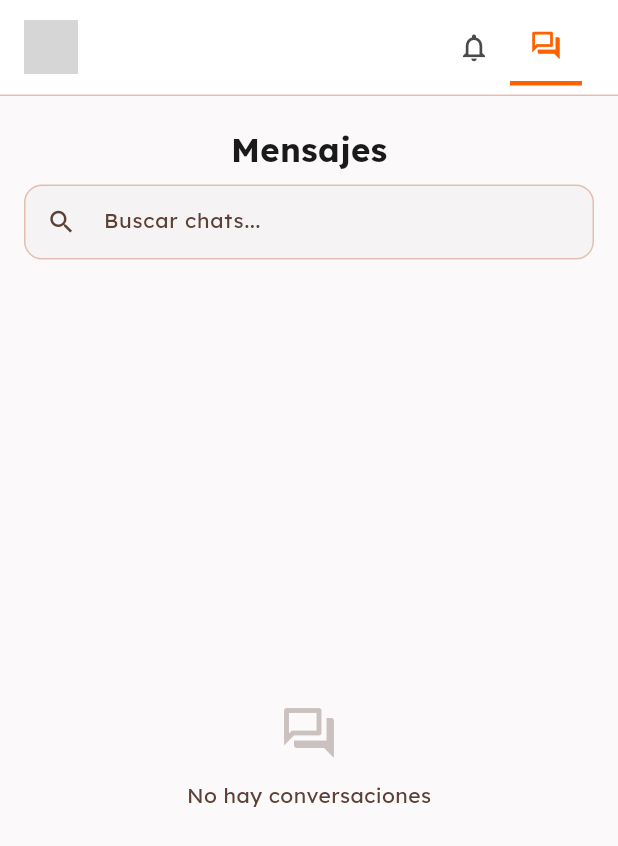
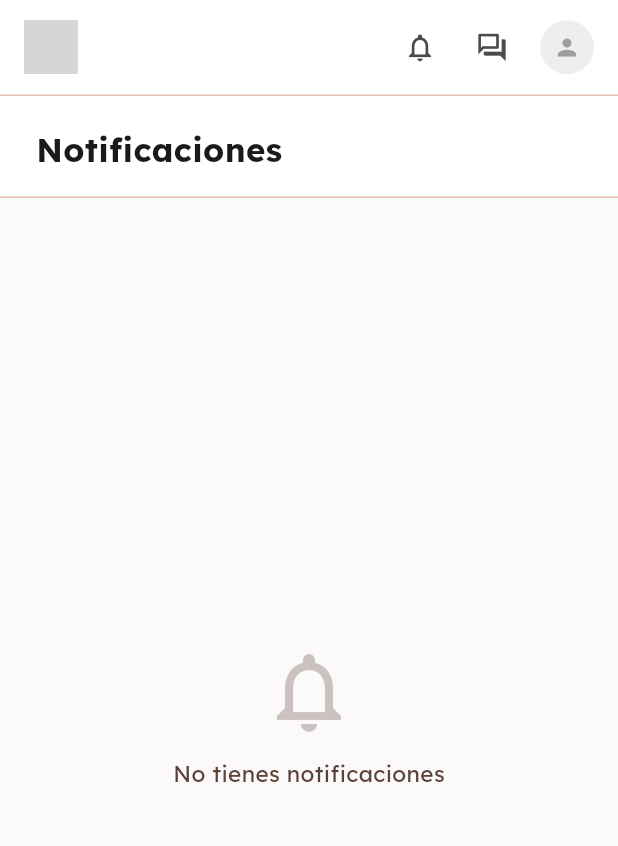
Before and after one commit to Pepillo06/U-Nite_Software, a Flutter app: the ChatListScreen screen opened directly, after a tap on the "notifications" icon, on a phone screen of 412 x 824 dp. Shown: the top 846 px of the screen. Run offline on Flutter 3.47's test engine with Material 3 defaults, Android fonts, the phone set to English and light mode, and no system bars; our stand-ins replace dotted_border, file_picker, font_awesome_flutter, google_fonts, image_picker, supabase_flutter; missing offline and left inert: desktop_drop; accounts and stored records are empty; network calls fail; grey boxes are pictures that could not be loaded.

Commit message:
feat: notifications system and show correct product in chat

```diff
--- a/lib/screens/chat/chat_list_screen.dart
+++ b/lib/screens/chat/chat_list_screen.dart
@@ -280,7 +280,11 @@ class _ChatListScreenState extends State<ChatListScreen> {
                           conversacionId: _chatsFiltrados[idx]['id'],
                           nombreOtro: _chatsFiltrados[idx]['otro_nombre'],
                           otroUserId: _chatsFiltrados[idx]['otro_id'],
-                          anuncioId: _chatsFiltrados[idx]['anuncio_id'],
+                          anuncioId: (_selectedIndex == 0 ||
+                                      _chatsFiltrados[idx]['id'] == widget.conversacionInicial) &&
+                                      widget.anuncioIdInicial != null
+                              ? widget.anuncioIdInicial
+                              : _chatsFiltrados[idx]['anuncio_id'],
                           showAppBar: false,
                         ),
         ),
--- /dev/null
+++ b/lib/screens/chat/notifications_screen.dart
@@ -0,0 +1,382 @@
+import 'package:flutter/material.dart';
+import 'package:google_fonts/google_fonts.dart';
+import 'package:supabase_flutter/supabase_flutter.dart';
+import 'package:u_nite_software/widgets/unite_header.dart';
+import 'package:u_nite_software/screens/chat/chat_list_screen.dart';
+
+class NotificationsScreen extends StatefulWidget {
+  const NotificationsScreen({super.key});
+
+  @override
+  State<NotificationsScreen> createState() => _NotificationsScreenState();
+}
+
+class _NotificationsScreenState extends State<NotificationsScreen> {
+  final _supabase = Supabase.instance.client;
+  List<Map<String, dynamic>> _notificaciones = [];
+  bool _loading = true;
+
+  @override
+  void initState() {
+    super.initState();
+    _loadNotificaciones();
+    _suscribirse();
+  }
+
+  Future<void> _loadNotificaciones() async {
+    final userId = _supabase.auth.currentUser?.id;
+    if (userId == null) return;
+    try {
+      final data = await _supabase
+          .from('notificaciones')
+          .select()
+          .eq('usuario_id', userId)
+          .order('creado_en', ascending: false);
+      setState(() {
+        _notificaciones = List<Map<String, dynamic>>.from(data);
+        _loading = false;
+      });
+    } catch (e) {
+      setState(() => _loading = false);
+    }
+  }
+
+  void _suscribirse() {
+    final userId = _supabase.auth.currentUser?.id;
+    if (userId == null) return;
+    _supabase
+        .channel('notificaciones_$userId')
+        .onPostgresChanges(
+          event: PostgresChangeEvent.insert,
+          schema: 'public',
+          table: 'notificaciones',
+          callback: (_) => _loadNotificaciones(),
+        )
+        .onPostgresChanges(
+          event: PostgresChangeEvent.update,
+          schema: 'public',
+          table: 'notificaciones',
+          callback: (_) => _loadNotificaciones(),
+        )
+        .subscribe();
+  }
+
+  Future<void> _marcarComoLeida(String id) async {
+    await _supabase
+        .from('notificaciones')
+        .update({'leida': true})
+        .eq('id', id);
+    _loadNotificaciones();
+  }
+
+  Future<void> _marcarTodasLeidas() async {
+    final userId = _supabase.auth.currentUser?.id;
+    if (userId == null) return;
+    await _supabase
+        .from('notificaciones')
+        .update({'leida': true})
+        .eq('usuario_id', userId)
+        .eq('leida', false);
+    _loadNotificaciones();
+  }
+
+  Future<void> _eliminarNotificacion(String id) async {
+    await _supabase.from('notificaciones').delete().eq('id', id);
+    _loadNotificaciones();
+  }
+
+  Future<void> _limpiarTodas() async {
+    final userId = _supabase.auth.currentUser?.id;
+    if (userId == null) return;
+    await _supabase
+        .from('notificaciones')
+        .delete()
+        .eq('usuario_id', userId);
+    _loadNotificaciones();
+  }
+
+  void _onTapNotificacion(Map<String, dynamic> notif) async {
+    await _marcarComoLeida(notif['id']);
+    final datos = notif['datos'] as Map<String, dynamic>? ?? {};
+    final tipo = notif['tipo'] as String? ?? '';
+
+    if (!mounted) return;
+
+    if (tipo == 'mensaje' || tipo == 'contacto') {
+      final conversacionId = datos['conversacion_id']?.toString();
+      final nombreOtro = datos['nombre_otro']?.toString() ?? 'Usuario';
+      final otroUserId = datos['otro_user_id']?.toString() ?? '';
+      final anuncioId = datos['anuncio_id']?.toString();
+      if (conversacionId != null) {
+        Navigator.push(
+          context,
+          MaterialPageRoute(
+            builder: (_) => ChatListScreen(
+              conversacionInicial: conversacionId,
+              nombreInicial: nombreOtro,
+              otroUserIdInicial: otroUserId,
+              anuncioIdInicial: anuncioId,
+            ),
+          ),
+        );
+      }
+    }
+  }
+
+  IconData _getIcono(String tipo) {
+    switch (tipo) {
+      case 'mensaje':
+        return Icons.chat_bubble_outline;
+      case 'contacto':
+        return Icons.store_outlined;
+      case 'trueque':
+        return Icons.swap_horiz_rounded;
+      default:
+        return Icons.notifications_outlined;
+    }
+  }
+
+  Color _getColor(String tipo) {
+    switch (tipo) {
+      case 'mensaje':
+        return const Color(0xFFF36900);
+      case 'contacto':
+        return const Color(0xFF245000);
+      case 'trueque':
+        return const Color(0xFF1976D2);
+      default:
+        return const Color(0xFF5B4137);
+    }
+  }
+
+  String _formatFecha(String timestamp) {
+    final dt = DateTime.parse(timestamp).toLocal();
+    final now = DateTime.now();
+    final diff = now.difference(dt);
+    if (diff.inMinutes < 1) return 'Ahora';
+    if (diff.inMinutes < 60) return 'Hace ${diff.inMinutes} min';
+    if (diff.inHours < 24) return 'Hace ${diff.inHours} h';
+    if (diff.inDays == 1) return 'Ayer';
+    return '${dt.day}/${dt.month}/${dt.year}';
+  }
+
+  @override
+  Widget build(BuildContext context) {
+    final noLeidas = _notificaciones.where((n) => n['leida'] == false).length;
+
+    return Scaffold(
+      backgroundColor: const Color(0xFFFBF9F9),
+      appBar: const UniteHeader(currentIndex: -1),
+      body: Column(
+        children: [
+          // Header de la sección
+          Container(
+            color: Colors.white,
+            padding: const EdgeInsets.fromLTRB(24, 20, 24, 16),
+            child: Row(
+              children: [
+                Column(
+                  crossAxisAlignment: CrossAxisAlignment.start,
+                  children: [
+                    Text('Notificaciones',
+                        style: GoogleFonts.lexend(
+                            fontSize: 22,
+                            fontWeight: FontWeight.w700,
+                            color: const Color(0xFF1A1A1A))),
+                    if (noLeidas > 0)
+                      Text('$noLeidas sin leer',
+                          style: GoogleFonts.lexend(
+                              fontSize: 13,
+                              color: const Color(0xFFF36900),
+                              fontWeight: FontWeight.w500)),
+                  ],
+                ),
+                const Spacer(),
+                if (_notificaciones.isNotEmpty) ...[
+                  TextButton(
+                    onPressed: _marcarTodasLeidas,
+                    child: Text('Marcar todas leídas',
+                        style: GoogleFonts.lexend(
+                            fontSize: 13,
+                            color: const Color(0xFFF36900),
+                            fontWeight: FontWeight.w500)),
+                  ),
+                  TextButton(
+                    onPressed: () {
+                      showDialog(
+                        context: context,
+                        builder: (_) => AlertDialog(
+                          title: Text('Limpiar notificaciones',
+                              style: GoogleFonts.lexend(
+                                  fontWeight: FontWeight.w700)),
+                          content: Text(
+                              '¿Eliminar todas las notificaciones?',
+                              style: GoogleFonts.lexend()),
+                          actions: [
+                            TextButton(
+                              onPressed: () => Navigator.pop(context),
+                              child: Text('Cancelar',
+                                  style: GoogleFonts.lexend()),
+                            ),
+                            TextButton(
+                              onPressed: () {
+                                Navigator.pop(context);
+                                _limpiarTodas();
+                              },
+                              child: Text('Eliminar',
+                                  style: GoogleFonts.lexend(
+                                      color: Colors.red)),
+                            ),
+                          ],
+                        ),
+                      );
+                    },
+                    child: Text('Limpiar todo',
+                        style: GoogleFonts.lexend(
+                            fontSize: 13,
+                            color: Colors.red,
+                            fontWeight: FontWeight.w500)),
+                  ),
+                ],
+              ],
+            ),
+          ),
+          const Divider(height: 1, color: Color(0xFFE3BFB1)),
+          // Lista
+          Expanded(
+            child: _loading
+                ? const Center(
+                    child: CircularProgressIndicator(
+                        color: Color(0xFFF36900)))
+                : _notificaciones.isEmpty
+                    ? Center(
+                        child: Column(
+                          mainAxisAlignment: MainAxisAlignment.center,
+                          children: [
+                            Icon(Icons.notifications_none,
+                                size: 64,
+                                color: const Color(0xFF5B4137)
+                                    .withOpacity(0.3)),
+                            const SizedBox(height: 12),
+                            Text('No tienes notificaciones',
+                                style: GoogleFonts.lexend(
+                                    color: const Color(0xFF5B4137),
+                                    fontSize: 15)),
+                          ],
+                        ),
+                      )
+                    : ListView.separated(
+                        itemCount: _notificaciones.length,
+                        separatorBuilder: (_, __) => const Divider(
+                            height: 1, color: Color(0xFFE3BFB1)),
+                        itemBuilder: (context, i) {
+                          final notif = _notificaciones[i];
+                          final leida = notif['leida'] == true;
+                          final tipo = notif['tipo']?.toString() ?? '';
+                          return Dismissible(
+                            key: Key(notif['id']),
+                            direction: DismissDirection.endToStart,
+                            background: Container(
+                              color: Colors.red,
+                              alignment: Alignment.centerRight,
+                              padding: const EdgeInsets.only(right: 20),
+                              child: const Icon(Icons.delete_outline,
+                                  color: Colors.white),
+                            ),
+                            onDismissed: (_) =>
+                                _eliminarNotificacion(notif['id']),
+                            child: InkWell(
+                              onTap: () => _onTapNotificacion(notif),
+                              child: Container(
+                                color: leida
+                                    ? Colors.white
+                                    : const Color(0xFFFFF3EE),
+                                padding: const EdgeInsets.symmetric(
+                                    horizontal: 20, vertical: 14),
+                                child: Row(
+                                  crossAxisAlignment:
+                                      CrossAxisAlignment.start,
+                                  children: [
+                                    // Ícono
+                                    Container(
+                                      width: 44,
+                                      height: 44,
+                                      decoration: BoxDecoration(
+                                        color: _getColor(tipo)
+                                            .withOpacity(0.1),
+                                        shape: BoxShape.circle,
+                                      ),
+                                      child: Icon(
+                                        _getIcono(tipo),
+                                        color: _getColor(tipo),
+                                        size: 22,
+                                      ),
+                                    ),
+                                    const SizedBox(width: 14),
+                                    // Contenido
+                                    Expanded(
+                                      child: Column(
+                                        crossAxisAlignment:
+                                            CrossAxisAlignment.start,
+                                        children: [
+                                          Row(
+                                            children: [
+                                              Expanded(
+                                                child: Text(
+                                                  notif['titulo'] ?? '',
+                                                  style: GoogleFonts.lexend(
+                                                    fontSize: 14,
+                                                    fontWeight: leida
+                                                        ? FontWeight.w500
+                                                        : FontWeight.w700,
+                                                    color: const Color(
+                                                        0xFF1A1A1A),
+                                                  ),
+                                                ),
+                                              ),
+                                              Text(
+                                                _formatFecha(notif[
+                                                    'creado_en']),
+                                                style: GoogleFonts.lexend(
+                                                    fontSize: 11,
+                                                    color: const Color(
+                                                        0xFF5B4137)),
+                                              ),
+                                            ],
+                                          ),
+                                          const SizedBox(height: 4),
+                                          Text(
+                                            notif['mensaje'] ?? '',
+                                            style: GoogleFonts.lexend(
+                                                fontSize: 13,
+                                                color:
+                                                    const Color(0xFF5B4137),
+                                                height: 1.4),
+                                          ),
+                                          if (!leida) ...[
+                                            const SizedBox(height: 6),
+                                            Container(
+                                              width: 8,
+                                              height: 8,
+                                              decoration: const BoxDecoration(
+                                                color: Color(0xFFF36900),
+                                                shape: BoxShape.circle,
+                                              ),
+                                            ),
+                                          ],
+                                        ],
+                                      ),
+                                    ),
+                                  ],
+                                ),
+                              ),
+                            ),
+                          );
+                        },
+                      ),
+          ),
+        ],
+      ),
+    );
+  }
+}
--- a/lib/widgets/unite_header.dart
+++ b/lib/widgets/unite_header.dart
@@ -5,6 +5,7 @@ import '../market.dart';
 import '../login_page.dart';
 import '../profile_page.dart';
 import '../screens/chat/chat_list_screen.dart';
+import '../screens/chat/notifications_screen.dart';
 
 class UniteHeader extends StatefulWidget implements PreferredSizeWidget {
   final int currentIndex;
@@ -26,13 +27,16 @@ class _UniteHeaderState extends State<UniteHeader> {
   String? _nombreCompleto;
   String? _fotoPerfilUrl;
   int _mensajesPendientes = 0;
+  int _notificacionesPendientes = 0;
 
   @override
   void initState() {
     super.initState();
     _cargarUsuario();
     _cargarMensajesPendientes();
+    _cargarNotificacionesPendientes();
     _suscribirseAMensajes();
+    _suscribirseANotificaciones();
   }
 
   Future<void> _cargarUsuario() async {
@@ -41,7 +45,6 @@ class _UniteHeaderState extends State<UniteHeader> {
     try {
       final data = await _supabase
           .from('usuarios')
-          // --- MODIFICAR ESTA LÍNEA PARA AGREGAR 'foto_perfil_url' ---
           .select('primer_nombre, primer_apellido, foto_perfil_url')
           .eq('id', user.id)
           .maybeSingle();
@@ -50,7 +53,6 @@ class _UniteHeaderState extends State<UniteHeader> {
         setState(() {
           _nombreCompleto =
               "${data['primer_nombre'] ?? ''} ${data['primer_apellido'] ?? ''}";
-          // --- AGREGAR ESTA LÍNEA ---
           _fotoPerfilUrl = data['foto_perfil_url'];
         });
       }
@@ -71,6 +73,19 @@ class _UniteHeaderState extends State<UniteHeader> {
     }
   }
 
+  Future<void> _cargarNotificacionesPendientes() async {
+    final userId = _supabase.auth.currentUser?.id;
+    if (userId == null) return;
+    try {
+      final data = await _supabase
+          .from('notificaciones')
+          .select('id')
+          .eq('usuario_id', userId)
+          .eq('leida', false);
+      setState(() => _notificacionesPendientes = data.length);
+    } catch (_) {}
+  }
+
   void _suscribirseAMensajes() {
     final userId = _supabase.auth.currentUser?.id;
     if (userId == null) return;
@@ -87,6 +102,26 @@ class _UniteHeaderState extends State<UniteHeader> {
           schema: 'public',
           table: 'mensajes',
           callback: (_) => _cargarMensajesPendientes(),
+        )
+        .subscribe();
+  }
+
+  void _suscribirseANotificaciones() {
+    final userId = _supabase.auth.currentUser?.id;
+    if (userId == null) return;
+    _supabase
+        .channel('header_notif_$userId')
+        .onPostgresChanges(
+          event: PostgresChangeEvent.insert,
+          schema: 'public',
+          table: 'notificaciones',
+          callback: (_) => _cargarNotificacionesPendientes(),
+        )
+        .onPostgresChanges(
+          event: PostgresChangeEvent.update,
+          schema: 'public',
+          table: 'notificaciones',
+          callback: (_) => _cargarNotificacionesPendientes(),
         )
         .subscribe();
   }
@@ -177,14 +212,50 @@ class _UniteHeaderState extends State<UniteHeader> {
           // Íconos y acciones
           Row(
             children: [
-              // Notificaciones
-              IconButton(
-                icon: const Icon(Icons.notifications_outlined,
-                    color: Color(0xFF4A4A4A), size: 22),
-                onPressed: () {},
+              // Notificaciones con badge
+              Stack(
+                clipBehavior: Clip.none,
+                children: [
+                  IconButton(
+                    icon: const Icon(Icons.notifications_outlined,
+                        color: Color(0xFF4A4A4A), size: 22),
+                    onPressed: () {
+                      if (_verificarAutenticacion()) {
+                        Navigator.push(
+                          context,
+                          MaterialPageRoute(
+                              builder: (_) => const NotificationsScreen()),
+                        ).then((_) => _cargarNotificacionesPendientes());
+                      }
+                    },
+                  ),
+                  if (_notificacionesPendientes > 0)
+                    Positioned(
+                      top: 6,
+                      right: 6,
+                      child: Container(
+                        width: 14,
+                        height: 14,
+                        decoration: const BoxDecoration(
+                          color: Color(0xFFFF6100),
+                          shape: BoxShape.circle,
+                        ),
+                        child: Center(
+                          child: Text(
+                            '$_notificacionesPendientes',
+                            style: GoogleFonts.lexend(
+                              color: Colors.white,
+                              fontSize: 8,
+                              fontWeight: FontWeight.w700,
+                            ),
+                          ),
+                        ),
+                      ),
+                    ),
+                ],
               ),
 
-              // Mensajes
+              // Mensajes con badge
               Stack(
                 clipBehavior: Clip.none,
                 children: [
@@ -244,13 +315,6 @@ class _UniteHeaderState extends State<UniteHeader> {
                 ],
               ),
 
-              // Carrito
-              // IconButton(
-              //   icon: const Icon(Icons.shopping_cart_outlined,
-              //       color: Color(0xFF4A4A4A), size: 22),
-              //   onPressed: () {},
-              // ),
-
               const SizedBox(width: 8),
 
               // Avatar + nombre
@@ -265,29 +329,24 @@ class _UniteHeaderState extends State<UniteHeader> {
                 },
                 child: Row(
                   children: [
-                    // CircleAvatar(
-                    //   radius: 18,
-                    //   backgroundColor: const Color(0xFFE3BFB1),
-                    //   child: const Icon(Icons.person,
-                    //       color: Color(0xFF5B4137), size: 20),
-                    // ),
                     if (!isMobile && _nombreCompleto != null) ...[
-                      // Usamos un Row para que la foto y el texto del saludo estén pegados
                       Row(
                         mainAxisSize: MainAxisSize.min,
                         children: [
-                          // Pequeño círculo para la foto de perfil
                           CircleAvatar(
-                            radius: 21, // Tamaño discreto para el header
+                            radius: 21,
                             backgroundColor: Colors.grey[200],
-                            backgroundImage: _fotoPerfilUrl != null && _fotoPerfilUrl!.isNotEmpty
+                            backgroundImage: _fotoPerfilUrl != null &&
+                                    _fotoPerfilUrl!.isNotEmpty
                                 ? NetworkImage(_fotoPerfilUrl!)
                                 : null,
-                            child: _fotoPerfilUrl == null || _fotoPerfilUrl!.isEmpty
-                                ? const Icon(Icons.person, size: 18, color: Colors.grey)
+                            child: _fotoPerfilUrl == null ||
+                                    _fotoPerfilUrl!.isEmpty
+                                ? const Icon(Icons.person,
+                                    size: 18, color: Colors.grey)
                                 : null,
                           ),
-                          const SizedBox(width: 8), // Separación entre la foto y el texto
+                          const SizedBox(width: 8),
                           Text(
                             "$_nombreCompleto",
                             style: GoogleFonts.lexend(
@@ -299,6 +358,20 @@ class _UniteHeaderState extends State<UniteHeader> {
                         ],
                       ),
                       const SizedBox(width: 16),
+                    ] else if (isMobile) ...[
+                      CircleAvatar(
+                        radius: 18,
+                        backgroundColor: Colors.grey[200],
+                        backgroundImage: _fotoPerfilUrl != null &&
+                                _fotoPerfilUrl!.isNotEmpty
+                            ? NetworkImage(_fotoPerfilUrl!)
+                            : null,
+                        child: _fotoPerfilUrl == null ||
+                                _fotoPerfilUrl!.isEmpty
+                            ? const Icon(Icons.person,
+                                size: 18, color: Colors.grey)
+                            : null,
+                      ),
                     ],
                   ],
                 ),
```
Also changed, not shown: lib/market.dart (+33 -3 lines).
